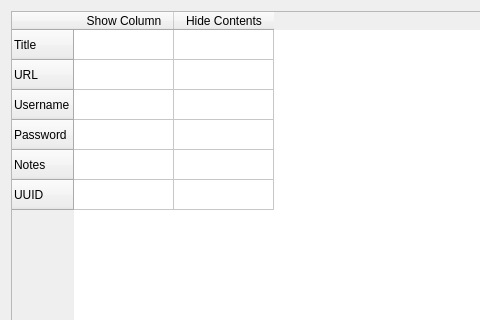
First picture: the form in silverlock/configurecolumnsdialog.ui, repository petroules/silverlock, before the edit; both pictures show x 0 to 480 and y 0 to 320 of the 640 by 480 pixel window.
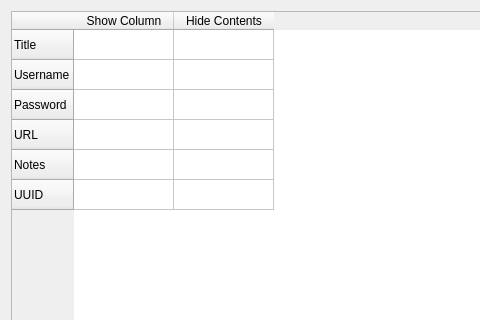
Second picture: the form after the edit.

```diff
--- a/silverlock/configurecolumnsdialog.ui
+++ b/silverlock/configurecolumnsdialog.ui
@@ -21,11 +21,6 @@
        <string>Title</string>
       </property>
      </row>
-     <row>
-      <property name="text">
-       <string>URL</string>
-      </property>
-     </row>
      <row>
       <property name="text">
        <string>Username</string>
@@ -36,6 +31,11 @@
        <string>Password</string>
       </property>
      </row>
+     <row>
+      <property name="text">
+       <string>URL</string>
+      </property>
+     </row>
      <row>
       <property name="text">
        <string>Notes</string>
@@ -66,12 +66,12 @@
        <string/>
       </property>
      </item>
-     <item row="1" column="0">
+     <item row="3" column="0">
       <property name="text">
        <string/>
       </property>
      </item>
-     <item row="1" column="1">
+     <item row="3" column="1">
       <property name="text">
        <string/>
       </property>
```
